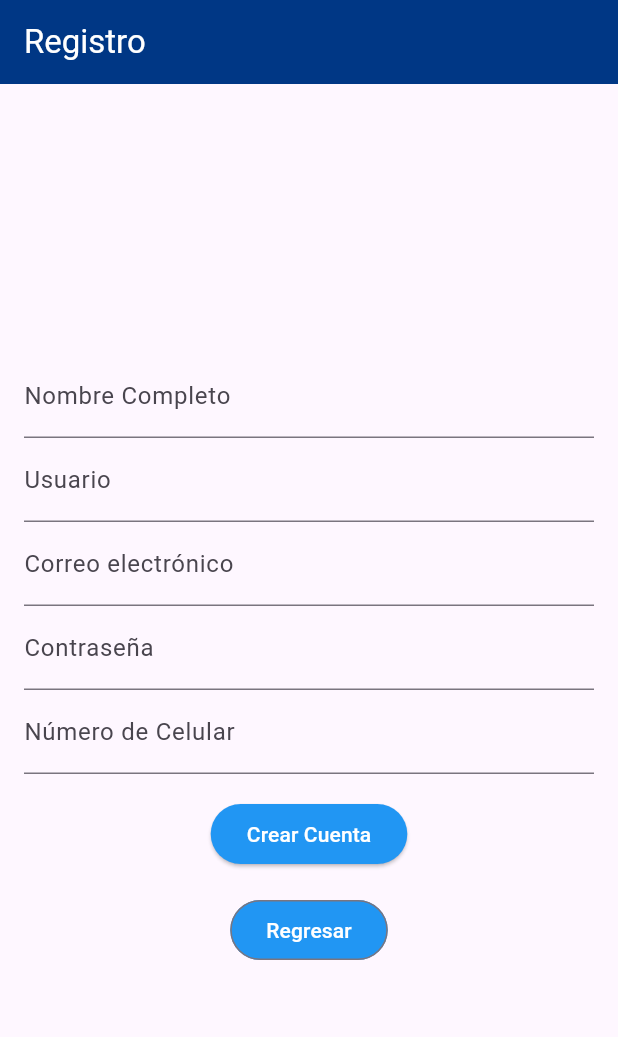
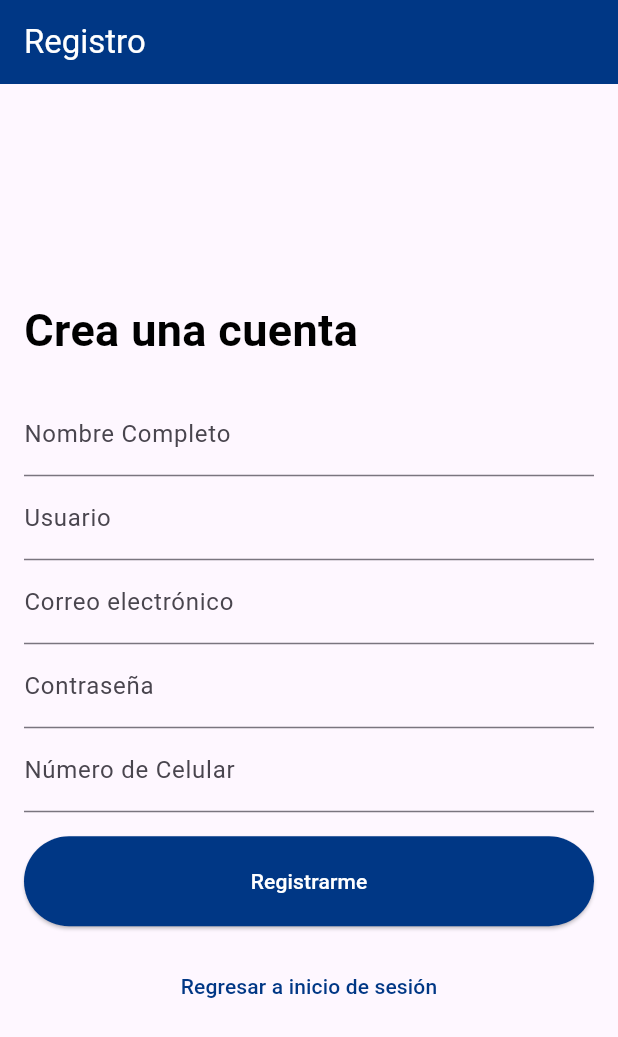
Before and after one commit to AlanOrtiz10/DMOM, a Flutter app: the screen it shows after launch, after a tap on "¿No tienes una cuenta? Regístrate", on a phone screen of 412 x 824 dp. Shown: the top 1037 px of the screen. Run offline on Flutter 3.47's test engine with Material 3 defaults, Android fonts, the phone set to English and light mode, and no system bars.

Commit message:
Rediseño de Login y Registro

```diff
--- a/proyecto/lib/Login.dart
+++ b/proyecto/lib/Login.dart
@@ -31,12 +31,12 @@ class _LoginPageState extends State<LoginPage> {
           padding: const EdgeInsets.all(16.0),
           child: Column(
             mainAxisAlignment: MainAxisAlignment.center,
-            crossAxisAlignment: CrossAxisAlignment.center,
+            crossAxisAlignment: CrossAxisAlignment.start,
             children: <Widget>[
               Text(
                 '¡Bienvenido!',
                 style: TextStyle(
-                  fontSize: 24,
+                  fontSize: 30,
                   fontWeight: FontWeight.bold,
                   color: Colors.black, // Color del texto (blanco)
                 ),
--- a/proyecto/lib/Register.dart
+++ b/proyecto/lib/Register.dart
@@ -34,7 +34,18 @@ class _RegisterPageState extends State<RegisterPage> {
           padding: const EdgeInsets.all(16.0),
           child: Column(
              mainAxisAlignment: MainAxisAlignment.center,
+            crossAxisAlignment: CrossAxisAlignment.start,
             children: <Widget>[
+                Text(
+                'Crea una cuenta',
+                style: TextStyle(
+                  fontSize: 30,
+                  fontWeight: FontWeight.bold,
+                  color: Colors.black, // Color del texto (blanco)
+                ),
+              ),
+            SizedBox(height: 20),
+
               // Campos de entrada para el registro
               TextFormField(
                 controller: nameController,
@@ -95,14 +106,24 @@ class _RegisterPageState extends State<RegisterPage> {
                     );
                   }
                 },
-                style: ElevatedButton.styleFrom(
-                  primary: Colors.blue, // Color del fondo del botón
+               style: ButtonStyle(
+                  backgroundColor: MaterialStateProperty.all(Color(0xFF003785)), // Color del fondo del botón (azul)
+                  padding: MaterialStateProperty.all(EdgeInsets.symmetric(horizontal: 20, vertical: 20)), // Padding horizontal de 10px
+                  shape: MaterialStateProperty.all(RoundedRectangleBorder(
+                    borderRadius: BorderRadius.circular(30), // Establecer el border radius a 30px
+                  )),
                 ),
-                child: Text('Crear Cuenta', style: TextStyle(color: Colors.white),
+                child: Container(
+                  width: double.infinity,
+                  alignment: Alignment.center,
+                  child: Text(
+                    'Registrarme',
+                    style: TextStyle(color: Colors.white), // Color del texto del botón (blanco)
+                  ),
                 ),
               ),
               SizedBox(height: 16),
-                OutlinedButton(
+              TextButton(
                 onPressed: () {
                   // Navegar de regreso a la página de inicio de sesión
                   Navigator.push(
@@ -112,10 +133,16 @@ class _RegisterPageState extends State<RegisterPage> {
                     ),
                   );
                 },
-                style: ElevatedButton.styleFrom(
-                  primary: Colors.blue, // Color del fondo del botón
+                 style: TextButton.styleFrom(
+                  padding: EdgeInsets.symmetric(horizontal: 10), // Padding horizontal de 10px
                 ),
-                child: Text('Regresar', style: TextStyle(color: Colors.white),
+                child: Container(
+                  width: double.infinity,
+                  alignment: Alignment.center,
+                  child: Text(
+                    'Regresar a inicio de sesión',
+                    style: TextStyle(color: Color(0xFF003785)), // Color azul
+                  ),
                 ),
               ),
             ],
```
Lines whose indentation alone changed are shown as unchanged.
